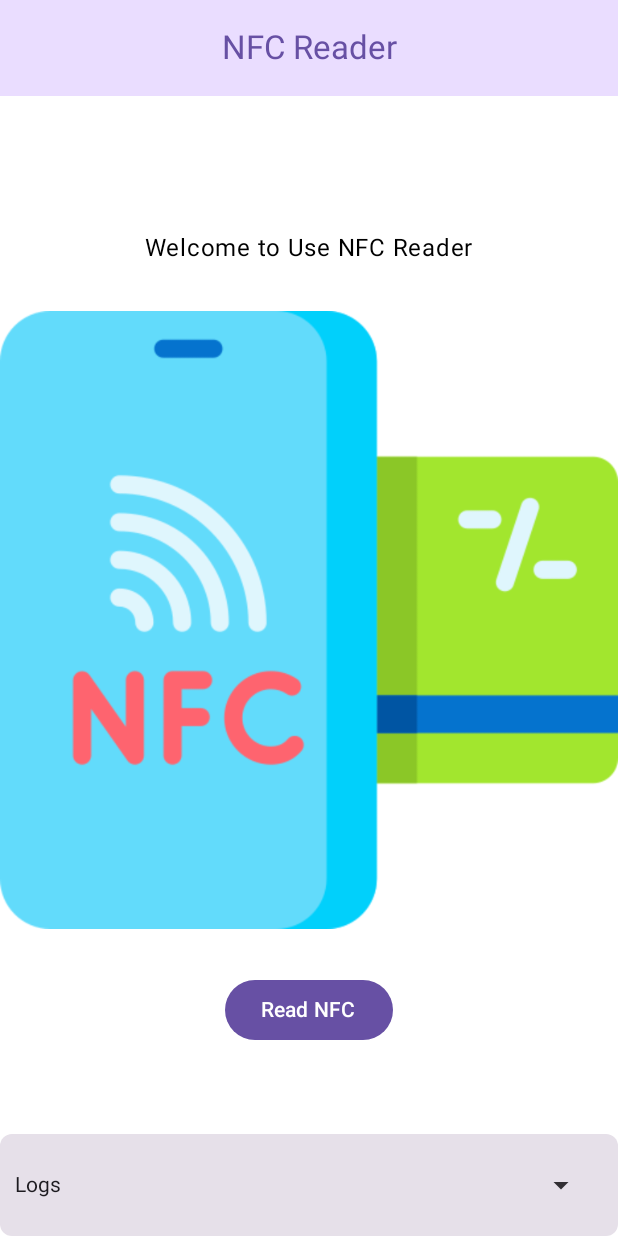
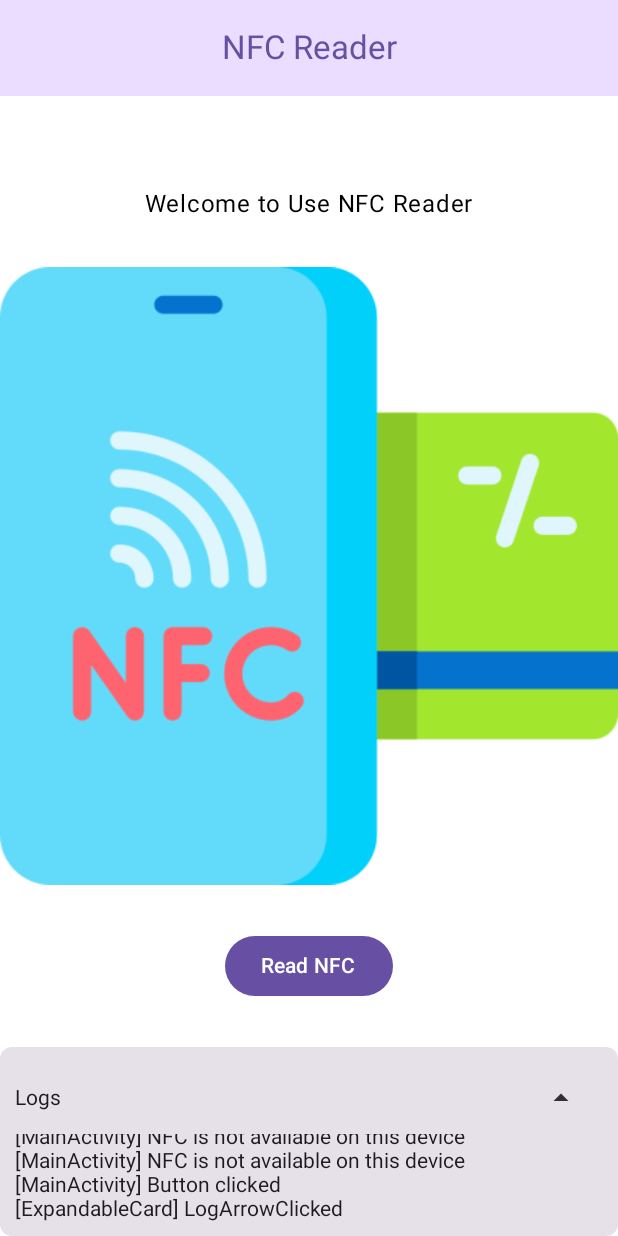
Before and after one commit to kexin-wei-code-store/NFC-Reader, an Android app built with Jetpack Compose: the @Preview function NFCReaderApp, on a phone screen of 412 x 824 dp. Run offline under Robolectric (Android 15) with nearby library versions, the phone set to English and light mode, and no system bars.

Commit message:
add nfc checking feature

```diff
--- a/app/src/main/java/com/igs/nfc_rw/data/NFCReader.kt
+++ b/app/src/main/java/com/igs/nfc_rw/data/NFCReader.kt
@@ -1,58 +1,4 @@
 package com.igs.nfc_rw.data
 
-
-import androidx.compose.foundation.Image
-import androidx.compose.foundation.layout.Arrangement
-import androidx.compose.foundation.layout.Box
-import androidx.compose.foundation.layout.Column
-import androidx.compose.foundation.layout.fillMaxWidth
-import androidx.compose.foundation.layout.padding
-import androidx.compose.material3.Button
-import androidx.compose.material3.MaterialTheme
-import androidx.compose.material3.Text
-import androidx.compose.runtime.Composable
-import androidx.compose.ui.Alignment
-import androidx.compose.ui.Modifier
-import androidx.compose.ui.res.painterResource
-import androidx.compose.ui.res.stringResource
-import androidx.compose.ui.unit.dp
-import com.igs.nfc_rw.utils.Logger
-import com.igs.nfc_rw.R
-
-@Composable
-fun NFCReader() {
-    val padding = 30f
-    Box(
-        modifier = Modifier
-            .fillMaxWidth()
-            .padding(top = padding.dp),
-        contentAlignment = Alignment.Center
-
-    ) {
-        Column(
-            horizontalAlignment = Alignment.CenterHorizontally,
-            verticalArrangement = Arrangement.spacedBy(padding.dp)
-        ) {
-            Text(
-                text = stringResource(R.string.greeting_igs),
-                style = MaterialTheme.typography.bodyLarge,
-                modifier = Modifier.padding(top = padding.dp)
-            )
-            Image(
-                painter = painterResource(id = R.drawable.nfc),
-                contentDescription = "NFC Reading Icon",
-            )
-            Button(
-                onClick = ::onClickButton,
-                modifier = Modifier.padding(bottom = padding.dp)
-            ) {
-                Text("Read NFC")
-            }
-        }
-    }
+class NFCReader {
 }
-
-private fun onClickButton() {
-    var logsNumber = Logger.getLogs().size
-    Logger.d("MainActivity", "Button clicked $logsNumber")
-}
--- a/app/src/main/java/com/igs/nfc_rw/ui/ExpandableCard.kt
+++ b/app/src/main/java/com/igs/nfc_rw/ui/ExpandableCard.kt
@@ -17,6 +17,7 @@ import androidx.compose.material3.Icon
 import androidx.compose.material3.IconButton
 import androidx.compose.material3.Text
 import androidx.compose.runtime.Composable
+import androidx.compose.runtime.LaunchedEffect
 import androidx.compose.runtime.getValue
 import androidx.compose.runtime.mutableStateOf
 import androidx.compose.runtime.remember
@@ -29,12 +30,11 @@ import androidx.compose.ui.text.style.TextOverflow
 import androidx.compose.ui.tooling.preview.Preview
 import androidx.compose.ui.unit.dp
 import com.igs.nfc_rw.ui.theme.Shapes
-import androidx.compose.runtime.LaunchedEffect
 import com.igs.nfc_rw.utils.Logger
 
 @Composable
 fun ExpandableCard() {
-    var expandedState by remember { mutableStateOf(false) }
+    var expandedState by remember { mutableStateOf(true) }
     val rotationState by animateFloatAsState(
         targetValue = if (expandedState) 180f else 0f
     )
@@ -51,7 +51,7 @@ fun ExpandableCard() {
             .animateContentSize(
                 animationSpec = tween(
                     durationMillis = 300,
-                   easing = LinearOutSlowInEasing
+                    easing = LinearOutSlowInEasing
                 )
             ),
         shape = Shapes.medium,
--- /dev/null
+++ b/app/src/main/java/com/igs/nfc_rw/ui/NFCReaderUI.kt
@@ -0,0 +1,57 @@
+package com.igs.nfc_rw.ui
+
+
+import androidx.compose.foundation.Image
+import androidx.compose.foundation.layout.Arrangement
+import androidx.compose.foundation.layout.Box
+import androidx.compose.foundation.layout.Column
+import androidx.compose.foundation.layout.fillMaxWidth
+import androidx.compose.foundation.layout.padding
+import androidx.compose.material3.Button
+import androidx.compose.material3.MaterialTheme
+import androidx.compose.material3.Text
+import androidx.compose.runtime.Composable
+import androidx.compose.ui.Alignment
+import androidx.compose.ui.Modifier
+import androidx.compose.ui.res.painterResource
+import androidx.compose.ui.res.stringResource
+import androidx.compose.ui.unit.dp
+import com.igs.nfc_rw.R
+import com.igs.nfc_rw.utils.Logger
+
+@Composable
+fun NFCReaderUI() {
+    val padding = 30f
+    Box(
+        modifier = Modifier
+            .fillMaxWidth()
+            .padding(top = padding.dp),
+        contentAlignment = Alignment.Center
+
+    ) {
+        Column(
+            horizontalAlignment = Alignment.CenterHorizontally,
+            verticalArrangement = Arrangement.spacedBy(padding.dp)
+        ) {
+            Text(
+                text = stringResource(R.string.greeting_igs),
+                style = MaterialTheme.typography.bodyLarge,
+                modifier = Modifier.padding(top = padding.dp)
+            )
+            Image(
+                painter = painterResource(id = R.drawable.nfc),
+                contentDescription = "NFC Reading Icon",
+            )
+            Button(
+                onClick = ::onClickButton,
+                modifier = Modifier.padding(bottom = padding.dp)
+            ) {
+                Text("Read NFC")
+            }
+        }
+    }
+}
+
+private fun onClickButton() {
+    Logger.d("MainActivity", "Button clicked")
+}
```
Also changed, not shown: app/src/main/AndroidManifest.xml (+20 -2 lines), app/src/main/java/com/igs/nfc_rw/MainActivity.kt (+38 -13 lines), app/src/main/res/values/strings.xml (+8 -1 lines), app/src/main/res/xml/nfc_tech_filter.xml (added, +11 -0 lines), app/src/main/java/com/igs/nfc_rw/utils/Logger.kt (line endings or trailing spaces).
